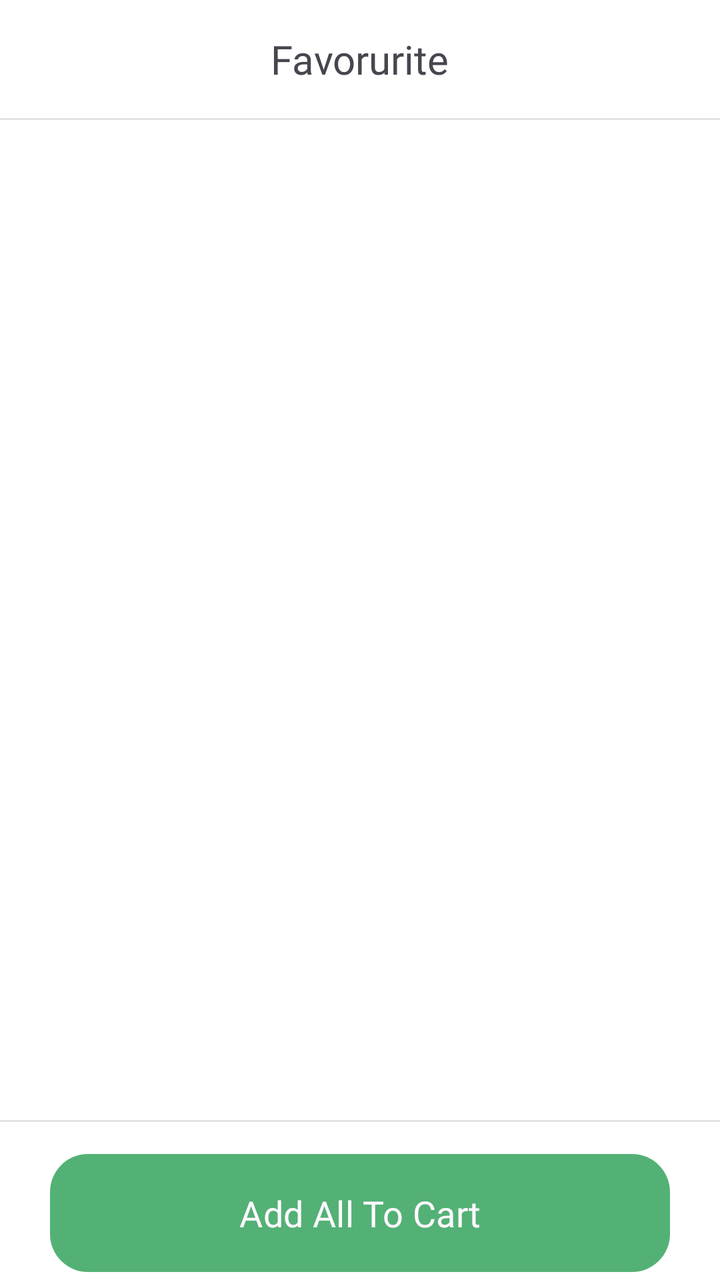
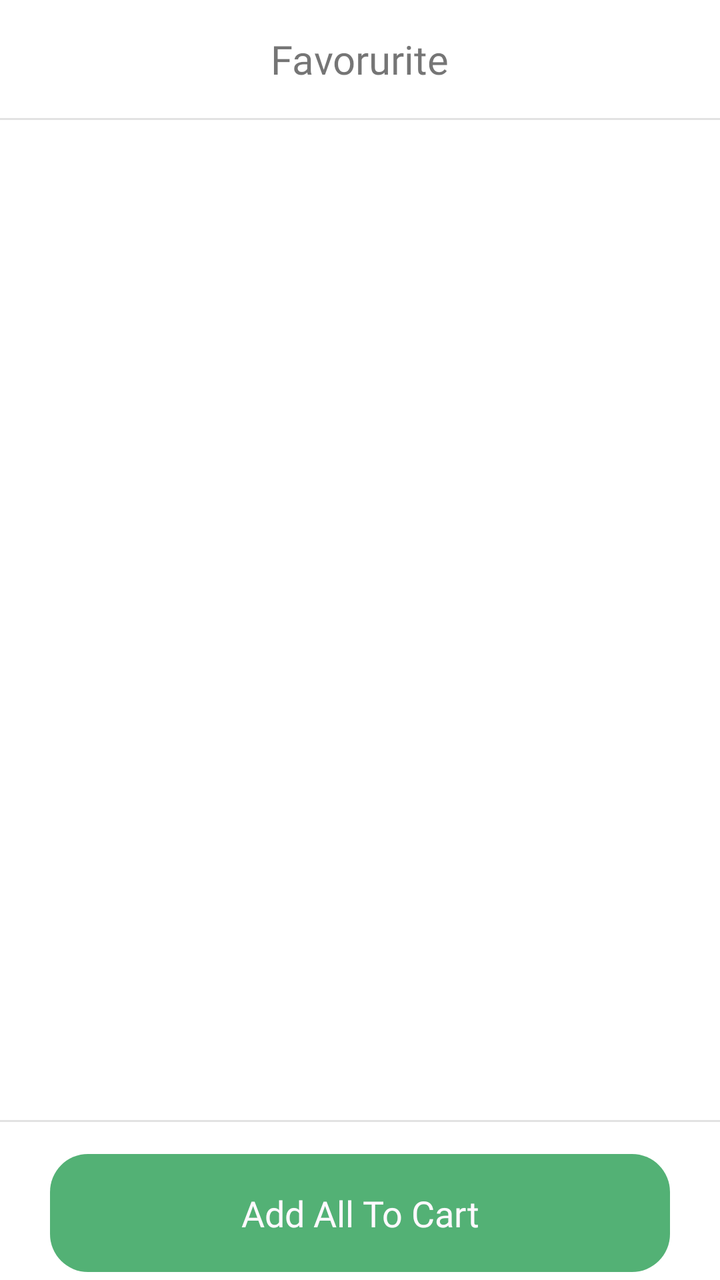

The first picture is an Android layout as it rendered before a commit; the second is the same layout after the commit. The layout source and the unified diff follow.
<!-- AndroidManifest.xml: application theme Theme.MyShop -->
<!-- res/layout/fragment_favourite.xml -->
<?xml version="1.0" encoding="utf-8"?>
<androidx.constraintlayout.widget.ConstraintLayout xmlns:android="http://schemas.android.com/apk/res/android"
    xmlns:app="http://schemas.android.com/apk/res-auto"
    xmlns:tools="http://schemas.android.com/tools"
    android:layout_width="match_parent"
    android:layout_height="match_parent"
    android:background="@color/white">

    <TextView
        android:id="@+id/textView2"
        style="@style/TextAppearance.AppCompat.TitleForPage"
        android:layout_width="wrap_content"
        android:layout_height="wrap_content"
        android:layout_marginTop="16dp"
        android:text="Favorurite"
        app:layout_constraintEnd_toEndOf="parent"
        app:layout_constraintStart_toStartOf="parent"
        app:layout_constraintTop_toTopOf="parent" />

    <View
        android:id="@+id/firstLine"
        android:layout_width="0dp"
        android:layout_height="1dp"
        android:layout_marginTop="16dp"
        android:background="@color/line_for_products_banner"
        app:layout_constraintEnd_toEndOf="parent"
        app:layout_constraintStart_toStartOf="parent"
        app:layout_constraintTop_toBottomOf="@id/textView2" />

    <com.google.android.material.button.MaterialButton
        android:id="@+id/btnCheckout"
        style="@style/btn_confirm_button"
        android:layout_width="0dp"
        android:layout_height="67dp"
        android:layout_marginHorizontal="25dp"
        android:text="Add All To Cart"
        app:layout_constraintBottom_toBottomOf="parent"
        app:layout_constraintEnd_toEndOf="parent"
        app:layout_constraintHorizontal_bias="0.0"
        app:layout_constraintStart_toStartOf="parent" />

    <View
        android:id="@+id/secondLine"
        android:layout_width="0dp"
        android:layout_height="1dp"
        android:layout_marginBottom="12dp"
        android:background="@color/line_for_products_banner"
        app:layout_constraintBottom_toTopOf="@id/btnCheckout"
        app:layout_constraintEnd_toEndOf="parent"
        app:layout_constraintStart_toStartOf="parent" />

    <androidx.recyclerview.widget.RecyclerView
        android:id="@+id/rvProductsCart"
        android:layout_width="0dp"
        android:layout_height="0dp"
        android:clipToPadding="false"
        android:paddingHorizontal="25dp"
        android:paddingTop="16dp"
        android:paddingBottom="16dp"
        app:layout_constraintBottom_toTopOf="@id/secondLine"
        app:layout_constraintEnd_toEndOf="parent"
        app:layout_constraintStart_toStartOf="parent"
        app:layout_constraintTop_toBottomOf="@id/firstLine" />

</androidx.constraintlayout.widget.ConstraintLayout>
<!-- resources referenced by this layout -->
<resources>
  <color name="line_for_products_banner">#E2E2E2</color>
  <color name="white">#FFFFFFFF</color>
  <style name="TextAppearance.AppCompat.TitleForPage" parent="Widget.AppCompat.TextView">
          <item name="android:textSize">20sp</item>
          <item name="android:fontFamily">@font/gilroy_semibold</item>
          <item name="lineHeight">18sp</item>
      </style>
  <style name="btn_confirm_button" parent="Widget.Material3.Button">
          <item name="android:layout_height">67dp</item>
  
          
          <item name="android:textAllCaps">false</item>
          <item name="android:textColor">@color/txt_color_for_confirm_button</item>
          <item name="android:textSize">18sp</item>
          <item name="android:fontFamily">@font/gilroy_semibold</item>
  
          
          <item name="cornerRadius">19dp</item>
  
          
          <item name="backgroundTint">@color/bg_btn_confirm_button</item>
  
  
      </style>
  <style name="Theme.MyShop" parent="Base.Theme.MyShop" />
  <color name="txt_color_for_confirm_button">#FFF9FF</color>
  <color name="bg_btn_confirm_button">#53B175</color>
  <style name="Base.Theme.MyShop" parent="Theme.Material3.DayNight.NoActionBar">
          
          
      </style>
</resources>

<!-- the commit's change to res/layout/fragment_favourite.xml (unified diff, before → after) -->
@@ -28,7 +28,7 @@
         app:layout_constraintTop_toBottomOf="@id/textView2" />
 
     <com.google.android.material.button.MaterialButton
-        android:id="@+id/btnCheckout"
+        android:id="@+id/btnAddAllToCart"
         style="@style/btn_confirm_button"
         android:layout_width="0dp"
         android:layout_height="67dp"
@@ -45,7 +45,7 @@
         android:layout_height="1dp"
         android:layout_marginBottom="12dp"
         android:background="@color/line_for_products_banner"
-        app:layout_constraintBottom_toTopOf="@id/btnCheckout"
+        app:layout_constraintBottom_toTopOf="@id/btnAddAllToCart"
         app:layout_constraintEnd_toEndOf="parent"
         app:layout_constraintStart_toStartOf="parent" />
 
<!-- resource entries referenced after the edit -->
@@ -21,15 +21,33 @@
   
           
           <item name="backgroundTint">@color/bg_btn_confirm_button</item>
-  
-  
       </style>
   <style name="Theme.MyShop" parent="Base.Theme.MyShop" />
   <color name="txt_color_for_confirm_button">#FFF9FF</color>
   <color name="bg_btn_confirm_button">#53B175</color>
-  <style name="Base.Theme.MyShop" parent="Theme.Material3.DayNight.NoActionBar">
+  <style name="Base.Theme.MyShop" parent="Theme.MaterialComponents.Light.NoActionBar">
+  
           
+          <item name="colorPrimary">@color/brand_green</item>
+          <item name="colorPrimaryVariant">@color/brand_green</item>
+          <item name="colorSecondary">@color/brand_green</item>
+  
           
+          <item name="android:windowBackground">@color/app_background</item>
+  
+          
+          <item name="android:statusBarColor">@color/surface_white</item>
+  
+          
+          <item name="android:windowLightStatusBar">true</item>
+  
+          
+          <item name="android:navigationBarColor">@color/surface_white</item>
+  
+  
       </style>
+  <color name="brand_green">#53B175</color>
+  <color name="app_background">#F6F6F6</color>
+  <color name="surface_white">#FFFFFF</color>
 </resources>
 
